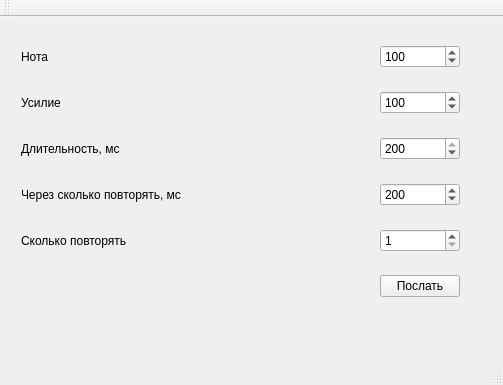
The window that midi_test/mainwindow.ui (0rps/midi) describes before a commit, drawn with Qt 5.
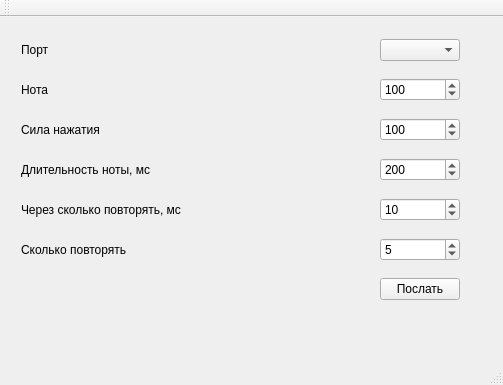
The same window after the commit.

Commit message: [upd] add ports names [upd] works

Patch:
```diff
--- a/midi_test/mainwindow.ui
+++ b/midi_test/mainwindow.ui
@@ -27,53 +27,43 @@
      <property name="sizeConstraint">
       <enum>QLayout::SetDefaultConstraint</enum>
      </property>
-     <item row="0" column="0">
+     <item row="1" column="0">
       <widget class="QLabel" name="label_2">
        <property name="text">
         <string>Нота</string>
        </property>
       </widget>
      </item>
-     <item row="1" column="0">
-      <widget class="QLabel" name="label">
-       <property name="text">
-        <string>Усилие</string>
-       </property>
-      </widget>
-     </item>
      <item row="2" column="0">
-      <widget class="QLabel" name="label_4">
+      <widget class="QLabel" name="label">
        <property name="text">
-        <string>Длительность, мс</string>
+        <string>Сила нажатия</string>
        </property>
       </widget>
      </item>
      <item row="3" column="0">
+      <widget class="QLabel" name="label_4">
+       <property name="text">
+        <string>Длительность ноты, мс</string>
+       </property>
+      </widget>
+     </item>
+     <item row="4" column="0">
       <widget class="QLabel" name="label_5">
        <property name="text">
         <string>Через сколько повторять, мс</string>
        </property>
       </widget>
      </item>
-     <item row="4" column="0">
+     <item row="5" column="0">
       <widget class="QLabel" name="label_6">
        <property name="text">
         <string>Сколько повторять</string>
        </property>
       </widget>
      </item>
-     <item row="0" column="1">
-      <widget class="QSpinBox" name="m_pitch">
-       <property name="maximum">
-        <number>127</number>
-       </property>
-       <property name="value">
-        <number>100</number>
-       </property>
-      </widget>
-     </item>
      <item row="1" column="1">
-      <widget class="QSpinBox" name="m_velocity">
+      <widget class="QSpinBox" name="m_pitch">
        <property name="maximum">
         <number>127</number>
        </property>
@@ -83,16 +73,26 @@
       </widget>
      </item>
      <item row="2" column="1">
-      <widget class="QSpinBox" name="m_duration">
+      <widget class="QSpinBox" name="m_velocity">
        <property name="maximum">
-        <number>200</number>
+        <number>127</number>
        </property>
        <property name="value">
-        <number>200</number>
+        <number>100</number>
        </property>
       </widget>
      </item>
      <item row="3" column="1">
+      <widget class="QSpinBox" name="m_duration">
+       <property name="maximum">
+        <number>2000</number>
+       </property>
+       <property name="value">
+        <number>200</number>
+       </property>
+      </widget>
+     </item>
+     <item row="4" column="1">
       <widget class="QSpinBox" name="m_pause">
        <property name="minimum">
         <number>0</number>
@@ -101,11 +101,11 @@
         <number>1000</number>
        </property>
        <property name="value">
-        <number>200</number>
+        <number>10</number>
        </property>
       </widget>
      </item>
-     <item row="4" column="1">
+     <item row="5" column="1">
       <widget class="QSpinBox" name="m_count">
        <property name="minimum">
         <number>1</number>
@@ -113,15 +113,28 @@
        <property name="maximum">
         <number>20</number>
        </property>
+       <property name="value">
+        <number>5</number>
+       </property>
       </widget>
      </item>
-     <item row="5" column="1">
+     <item row="6" column="1">
       <widget class="QPushButton" name="m_startBtn">
        <property name="text">
         <string>Послать</string>
        </property>
       </widget>
      </item>
+     <item row="0" column="1">
+      <widget class="QComboBox" name="m_portBox"/>
+     </item>
+     <item row="0" column="0">
+      <widget class="QLabel" name="label_3">
+       <property name="text">
+        <string>Порт</string>
+       </property>
+      </widget>
+     </item>
     </layout>
    </widget>
   </widget>
```
The commit also changes 3 other files.
